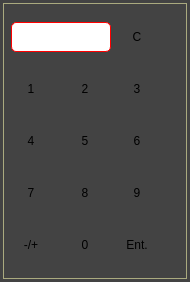
Qt form cbcui/ui/Keypad.ui (kipr/cbc) before a commit.
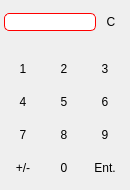
The same form after that commit. Icons and pictures are not drawn.

Commit message: added sleep time to block motor done. Updated Keypad interface. Changed graph delta time line edit to use keypad instead of spin box.

What changed in the file:
```diff
--- a/cbcui/ui/Keypad.ui
+++ b/cbcui/ui/Keypad.ui
@@ -1,483 +1,417 @@
 <ui version="4.0" >
  <class>Keypad</class>
- <widget class="QDialog" name="Keypad" >
+ <widget class="QWidget" name="Keypad" >
   <property name="geometry" >
    <rect>
     <x>0</x>
     <y>0</y>
-    <width>190</width>
-    <height>282</height>
+    <width>130</width>
+    <height>190</height>
    </rect>
   </property>
-  <property name="sizePolicy" >
-   <sizepolicy vsizetype="Minimum" hsizetype="Minimum" >
-    <horstretch>160</horstretch>
-    <verstretch>0</verstretch>
-   </sizepolicy>
-  </property>
   <property name="minimumSize" >
    <size>
-    <width>160</width>
+    <width>0</width>
+    <height>0</height>
+   </size>
+  </property>
+  <property name="maximumSize" >
+   <size>
+    <width>180</width>
     <height>213</height>
    </size>
   </property>
-  <property name="maximumSize" >
-   <size>
-    <width>190</width>
-    <height>282</height>
-   </size>
-  </property>
   <property name="windowTitle" >
    <string>Chumby Sensors</string>
   </property>
   <property name="styleSheet" >
-   <string>QDialog{background-color:rgb(67, 67, 67); border:1px solid rgb(170, 170, 127);margin:3px}
-QPushButton{background-image:url(:/actions/buttonSquare.png);background-position: center; background-origin: margin; background-clip: margin; border:0px solid}
-QPushButton:pressed{background-image:url(:/actions/buttonSquarePress.png);background-position: center; background-origin: margin; background-clip: margin; border:0px solid}
+   <string>QDialog{background-color:rgb(67, 67, 67); border:1px solid rgb(170, 170, 127);border-radius:6px}
 QLineEdit{border:1px solid red; border-radius:5px}
-</string>
+QPushButton{
+border:0px;
+background-image:url(:/actions/rivet30x30L.png);
+color:black;
+}
+QPushButton:pressed{
+border:0px;
+background-image:url(:/actions/rivet30x30D.png);
+color:white;
+}</string>
   </property>
-  <property name="windowFilePath" stdset="0" >
-   <string/>
-  </property>
+  <layout class="QVBoxLayout" >
+   <property name="spacing" >
+    <number>0</number>
+   </property>
+   <property name="leftMargin" >
+    <number>0</number>
+   </property>
+   <property name="topMargin" >
+    <number>0</number>
+   </property>
+   <property name="rightMargin" >
+    <number>0</number>
+   </property>
+   <property name="bottomMargin" >
+    <number>0</number>
+   </property>
+   <item>
+    <layout class="QHBoxLayout" >
+     <property name="leftMargin" >
+      <number>4</number>
+     </property>
+     <property name="rightMargin" >
+      <number>4</number>
+     </property>
+     <item>
+      <widget class="QLineEdit" name="ui_outputLine" />
+     </item>
+     <item>
+      <widget class="QPushButton" name="ui_clearButton" >
+       <property name="sizePolicy" >
+        <sizepolicy vsizetype="Fixed" hsizetype="Fixed" >
+         <horstretch>30</horstretch>
+         <verstretch>30</verstretch>
+        </sizepolicy>
+       </property>
+       <property name="minimumSize" >
+        <size>
+         <width>30</width>
+         <height>30</height>
+        </size>
+       </property>
+       <property name="text" >
+        <string>C</string>
+       </property>
+      </widget>
+     </item>
+    </layout>
+   </item>
+   <item>
+    <spacer>
+     <property name="orientation" >
+      <enum>Qt::Vertical</enum>
+     </property>
+     <property name="sizeType" >
+      <enum>QSizePolicy::Fixed</enum>
+     </property>
+     <property name="sizeHint" >
+      <size>
+       <width>20</width>
+       <height>10</height>
+      </size>
+     </property>
+    </spacer>
+   </item>
+   <item>
   <layout class="QGridLayout" >
-   <item row="3" column="0" >
+     <property name="horizontalSpacing" >
+      <number>3</number>
+     </property>
+     <property name="verticalSpacing" >
+      <number>3</number>
+     </property>
+     <item row="0" column="0" >
     <widget class="QPushButton" name="ui_oneButton" >
      <property name="sizePolicy" >
-      <sizepolicy vsizetype="Expanding" hsizetype="Expanding" >
-       <horstretch>40</horstretch>
-       <verstretch>40</verstretch>
+        <sizepolicy vsizetype="Fixed" hsizetype="Fixed" >
+         <horstretch>0</horstretch>
+         <verstretch>0</verstretch>
       </sizepolicy>
      </property>
      <property name="minimumSize" >
       <size>
-       <width>40</width>
-       <height>40</height>
+         <width>30</width>
+         <height>30</height>
       </size>
      </property>
      <property name="maximumSize" >
       <size>
-       <width>40</width>
-       <height>40</height>
-      </size>
-     </property>
-     <property name="font" >
-      <font/>
-     </property>
+         <width>30</width>
+         <height>30</height>
+        </size>
+       </property>
      <property name="text" >
       <string>1</string>
      </property>
-     <property name="iconSize" >
-      <size>
-       <width>40</width>
-       <height>40</height>
-      </size>
-     </property>
-     <property name="flat" >
-      <bool>false</bool>
-     </property>
-    </widget>
-   </item>
-   <item row="3" column="1" >
+      </widget>
+     </item>
+     <item row="0" column="1" >
     <widget class="QPushButton" name="ui_twoButton" >
      <property name="sizePolicy" >
-      <sizepolicy vsizetype="Expanding" hsizetype="Expanding" >
-       <horstretch>40</horstretch>
-       <verstretch>40</verstretch>
+        <sizepolicy vsizetype="Fixed" hsizetype="Fixed" >
+         <horstretch>0</horstretch>
+         <verstretch>0</verstretch>
       </sizepolicy>
      </property>
      <property name="minimumSize" >
       <size>
-       <width>40</width>
-       <height>40</height>
+         <width>30</width>
+         <height>30</height>
       </size>
      </property>
      <property name="maximumSize" >
       <size>
-       <width>40</width>
-       <height>40</height>
-      </size>
-     </property>
-     <property name="font" >
-      <font/>
-     </property>
+         <width>30</width>
+         <height>30</height>
+        </size>
+       </property>
      <property name="text" >
       <string>2</string>
      </property>
-     <property name="iconSize" >
-      <size>
-       <width>40</width>
-       <height>40</height>
-      </size>
-     </property>
-     <property name="flat" >
-      <bool>false</bool>
-     </property>
-    </widget>
-   </item>
-   <item row="3" column="2" colspan="2" >
+      </widget>
+     </item>
+     <item row="0" column="2" >
     <widget class="QPushButton" name="ui_threeButton" >
      <property name="sizePolicy" >
-      <sizepolicy vsizetype="Expanding" hsizetype="Expanding" >
+        <sizepolicy vsizetype="Fixed" hsizetype="Fixed" >
        <horstretch>0</horstretch>
        <verstretch>0</verstretch>
       </sizepolicy>
      </property>
      <property name="minimumSize" >
       <size>
-       <width>0</width>
-       <height>0</height>
+         <width>30</width>
+         <height>30</height>
       </size>
      </property>
      <property name="maximumSize" >
       <size>
-       <width>40</width>
-       <height>40</height>
-      </size>
-     </property>
-     <property name="font" >
-      <font/>
-     </property>
+         <width>30</width>
+         <height>30</height>
+        </size>
+       </property>
      <property name="text" >
       <string>3</string>
      </property>
-     <property name="iconSize" >
-      <size>
-       <width>40</width>
-       <height>40</height>
-      </size>
-     </property>
-     <property name="flat" >
-      <bool>false</bool>
-     </property>
-    </widget>
-   </item>
-   <item row="4" column="0" >
+      </widget>
+     </item>
+     <item row="1" column="0" >
     <widget class="QPushButton" name="ui_fourButton" >
      <property name="sizePolicy" >
       <sizepolicy vsizetype="Fixed" hsizetype="Fixed" >
-       <horstretch>40</horstretch>
-       <verstretch>40</verstretch>
+         <horstretch>0</horstretch>
+         <verstretch>0</verstretch>
       </sizepolicy>
      </property>
      <property name="minimumSize" >
       <size>
-       <width>40</width>
-       <height>40</height>
+         <width>30</width>
+         <height>30</height>
       </size>
      </property>
      <property name="maximumSize" >
       <size>
-       <width>40</width>
-       <height>40</height>
-      </size>
-     </property>
-     <property name="font" >
-      <font/>
-     </property>
+         <width>30</width>
+         <height>30</height>
+        </size>
+       </property>
      <property name="text" >
       <string>4</string>
      </property>
-     <property name="iconSize" >
-      <size>
-       <width>40</width>
-       <height>40</height>
-      </size>
-     </property>
-     <property name="flat" >
-      <bool>false</bool>
-     </property>
-    </widget>
-   </item>
-   <item row="4" column="1" >
+      </widget>
+     </item>
+     <item row="1" column="1" >
     <widget class="QPushButton" name="ui_fiveButton" >
      <property name="sizePolicy" >
-      <sizepolicy vsizetype="Expanding" hsizetype="Expanding" >
+        <sizepolicy vsizetype="Fixed" hsizetype="Fixed" >
        <horstretch>0</horstretch>
        <verstretch>0</verstretch>
       </sizepolicy>
      </property>
+       <property name="minimumSize" >
+        <size>
+         <width>30</width>
+         <height>30</height>
+        </size>
+       </property>
      <property name="maximumSize" >
       <size>
-       <width>40</width>
-       <height>40</height>
-      </size>
-     </property>
-     <property name="font" >
-      <font/>
-     </property>
+         <width>30</width>
+         <height>30</height>
+        </size>
+       </property>
      <property name="text" >
       <string>5</string>
      </property>
-     <property name="iconSize" >
-      <size>
-       <width>40</width>
-       <height>40</height>
-      </size>
-     </property>
-     <property name="flat" >
-      <bool>false</bool>
-     </property>
-    </widget>
-   </item>
-   <item row="4" column="2" colspan="2" >
+      </widget>
+     </item>
+     <item row="1" column="2" >
     <widget class="QPushButton" name="ui_sixButton" >
      <property name="sizePolicy" >
-      <sizepolicy vsizetype="Expanding" hsizetype="Expanding" >
+        <sizepolicy vsizetype="Fixed" hsizetype="Fixed" >
        <horstretch>0</horstretch>
        <verstretch>0</verstretch>
       </sizepolicy>
      </property>
+       <property name="minimumSize" >
+        <size>
+         <width>30</width>
+         <height>30</height>
+        </size>
+       </property>
      <property name="maximumSize" >
       <size>
-       <width>40</width>
-       <height>40</height>
-      </size>
-     </property>
-     <property name="font" >
-      <font/>
-     </property>
+         <width>30</width>
+         <height>30</height>
+        </size>
+       </property>
      <property name="text" >
       <string>6</string>
      </property>
-     <property name="iconSize" >
-      <size>
-       <width>40</width>
-       <height>40</height>
-      </size>
-     </property>
-     <property name="flat" >
-      <bool>false</bool>
-     </property>
-    </widget>
-   </item>
-   <item row="5" column="0" >
+      </widget>
+     </item>
+     <item row="2" column="0" >
     <widget class="QPushButton" name="ui_sevenButton" >
      <property name="sizePolicy" >
       <sizepolicy vsizetype="Fixed" hsizetype="Fixed" >
-       <horstretch>40</horstretch>
-       <verstretch>40</verstretch>
+         <horstretch>0</horstretch>
+         <verstretch>0</verstretch>
       </sizepolicy>
      </property>
      <property name="minimumSize" >
       <size>
-       <width>40</width>
-       <height>40</height>
+         <width>30</width>
+         <height>30</height>
       </size>
      </property>
      <property name="maximumSize" >
       <size>
-       <width>40</width>
-       <height>40</height>
-      </size>
-     </property>
-     <property name="font" >
-      <font/>
-     </property>
+         <width>30</width>
+         <height>30</height>
+        </size>
+       </property>
      <property name="text" >
       <string>7</string>
      </property>
-     <property name="iconSize" >
-      <size>
-       <width>40</width>
-       <height>40</height>
-      </size>
-     </property>
-     <property name="flat" >
-      <bool>false</bool>
-     </property>
-    </widget>
-   </item>
-   <item row="5" column="1" >
+      </widget>
+     </item>
+     <item row="2" column="1" >
     <widget class="QPushButton" name="ui_eightButton" >
+       <property name="sizePolicy" >
+        <sizepolicy vsizetype="Fixed" hsizetype="Fixed" >
+         <horstretch>0</horstretch>
+         <verstretch>0</verstretch>
+        </sizepolicy>
+       </property>
+       <property name="minimumSize" >
+        <size>
+         <width>30</width>
+         <height>30</height>
+        </size>
+       </property>
      <property name="maximumSize" >
       <size>
-       <width>40</width>
-       <height>40</height>
-      </size>
-     </property>
-     <property name="font" >
-      <font/>
-     </property>
+         <width>30</width>
+         <height>30</height>
+        </size>
+       </property>
      <property name="text" >
       <string>8</string>
      </property>
-     <property name="iconSize" >
-      <size>
-       <width>40</width>
-       <height>40</height>
-      </size>
-     </property>
-     <property name="flat" >
-      <bool>false</bool>
-     </property>
-    </widget>
-   </item>
-   <item row="5" column="2" colspan="2" >
+      </widget>
+     </item>
+     <item row="2" column="2" >
     <widget class="QPushButton" name="ui_nineButton" >
+       <property name="sizePolicy" >
+        <sizepolicy vsizetype="Fixed" hsizetype="Fixed" >
+         <horstretch>0</horstretch>
+         <verstretch>0</verstretch>
+        </sizepolicy>
+       </property>
+       <property name="minimumSize" >
+        <size>
+         <width>30</width>
+         <height>30</height>
+        </size>
+       </property>
      <property name="maximumSize" >
       <size>
-       <width>40</width>
-       <height>40</height>
-      </size>
-     </property>
-     <property name="font" >
-      <font/>
-     </property>
+         <width>30</width>
+         <height>30</height>
+        </size>
+       </property>
      <property name="text" >
       <string>9</string>
      </property>
-     <property name="iconSize" >
-      <size>
-       <width>40</width>
-       <height>40</height>
-      </size>
-     </property>
-     <property name="flat" >
-      <bool>false</bool>
-     </property>
-    </widget>
-   </item>
-   <item row="6" column="0" >
+      </widget>
+     </item>
+     <item row="3" column="0" >
     <widget class="QPushButton" name="ui_negateButton" >
      <property name="sizePolicy" >
       <sizepolicy vsizetype="Fixed" hsizetype="Fixed" >
-       <horstretch>40</horstretch>
-       <verstretch>40</verstretch>
+         <horstretch>0</horstretch>
+         <verstretch>0</verstretch>
       </sizepolicy>
      </property>
      <property name="minimumSize" >
       <size>
-       <width>40</width>
-       <height>40</height>
+         <width>30</width>
+         <height>30</height>
       </size>
      </property>
      <property name="maximumSize" >
       <size>
-       <width>40</width>
-       <height>40</height>
-      </size>
-     </property>
-     <property name="font" >
-      <font/>
-     </property>
+         <width>30</width>
+         <height>30</height>
+        </size>
+       </property>
      <property name="text" >
-      <string>-/+</string>
+        <string>+/-</string>
      </property>
     </widget>
    </item>
-   <item row="6" column="1" >
+     <item row="3" column="1" >
     <widget class="QPushButton" name="ui_zeroButton" >
+       <property name="sizePolicy" >
+        <sizepolicy vsizetype="Fixed" hsizetype="Fixed" >
+         <horstretch>0</horstretch>
+         <verstretch>0</verstretch>
+        </sizepolicy>
+       </property>
+       <property name="minimumSize" >
+        <size>
+         <width>30</width>
+         <height>30</height>
+        </size>
+       </property>
      <property name="maximumSize" >
       <size>
-       <width>40</width>
-       <height>40</height>
-      </size>
-     </property>
-     <property name="font" >
-      <font/>
-     </property>
+         <width>30</width>
+         <height>30</height>
+        </size>
+       </property>
      <property name="text" >
       <string>0</string>
      </property>
-     <property name="iconSize" >
-      <size>
-       <width>40</width>
-       <height>40</height>
-      </size>
-     </property>
-     <property name="flat" >
-      <bool>false</bool>
-     </property>
-    </widget>
-   </item>
-   <item row="6" column="2" colspan="2" >
+      </widget>
+     </item>
+     <item row="3" column="2" >
     <widget class="QPushButton" name="ui_enterButton" >
      <property name="sizePolicy" >
-      <sizepolicy vsizetype="Maximum" hsizetype="Minimum" >
+        <sizepolicy vsizetype="Fixed" hsizetype="Fixed" >
        <horstretch>0</horstretch>
        <verstretch>0</verstretch>
       </sizepolicy>
      </property>
+       <property name="minimumSize" >
+        <size>
+         <width>30</width>
+         <height>30</height>
+        </size>
+       </property>
      <property name="maximumSize" >
       <size>
-       <width>40</width>
-       <height>40</height>
-      </size>
-     </property>
-     <property name="font" >
-      <font/>
-     </property>
+         <width>30</width>
+         <height>30</height>
+        </size>
+       </property>
      <property name="text" >
       <string>Ent.</string>
      </property>
     </widget>
    </item>
-   <item row="2" column="2" >
-    <widget class="QPushButton" name="ui_clearButton" >
-     <property name="sizePolicy" >
-      <sizepolicy vsizetype="Fixed" hsizetype="Fixed" >
-       <horstretch>30</horstretch>
-       <verstretch>30</verstretch>
-      </sizepolicy>
-     </property>
-     <property name="minimumSize" >
-      <size>
-       <width>40</width>
-       <height>40</height>
-      </size>
-     </property>
-     <property name="maximumSize" >
-      <size>
-       <width>40</width>
-       <height>40</height>
-      </size>
-     </property>
-     <property name="font" >
-      <font/>
-     </property>
-     <property name="text" >
-      <string>C</string>
-     </property>
-    </widget>
+    </layout>
    </item>
-   <item row="2" column="0" colspan="2" >
-    <widget class="QLineEdit" name="ui_outputLine" >
-     <property name="sizePolicy" >
-      <sizepolicy vsizetype="Fixed" hsizetype="Expanding" >
-       <horstretch>0</horstretch>
-       <verstretch>28</verstretch>
-      </sizepolicy>
-     </property>
-     <property name="minimumSize" >
-      <size>
-       <width>100</width>
-       <height>30</height>
-      </size>
-     </property>
-     <property name="maximumSize" >
-      <size>
-       <width>100</width>
-       <height>30</height>
-      </size>
-     </property>
-     <property name="sizeIncrement" >
-      <size>
-       <width>0</width>
-       <height>0</height>
-      </size>
-     </property>
-     <property name="text" >
-      <string/>
-     </property>
-     <property name="alignment" >
-      <set>Qt::AlignRight|Qt::AlignTrailing|Qt::AlignVCenter</set>
-     </property>
-     <property name="readOnly" >
-      <bool>false</bool>
-     </property>
-    </widget>
-   </item>
   </layout>
  </widget>
  <resources>
```
Left out of the diff: 6 changed lines with no effect on the pictures. Lines whose indentation alone changed are shown as unchanged. The commit also changes 9 other files.
